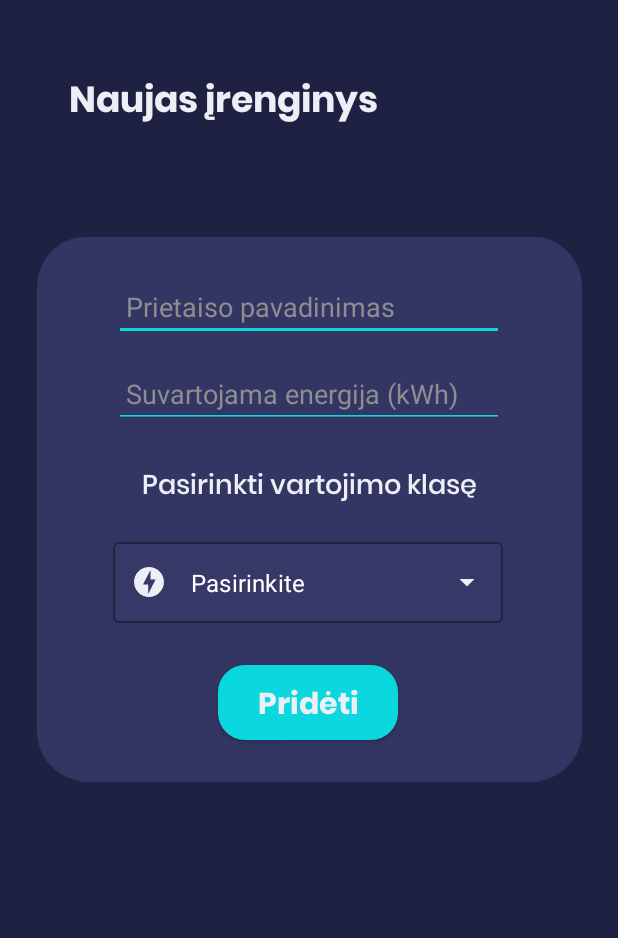
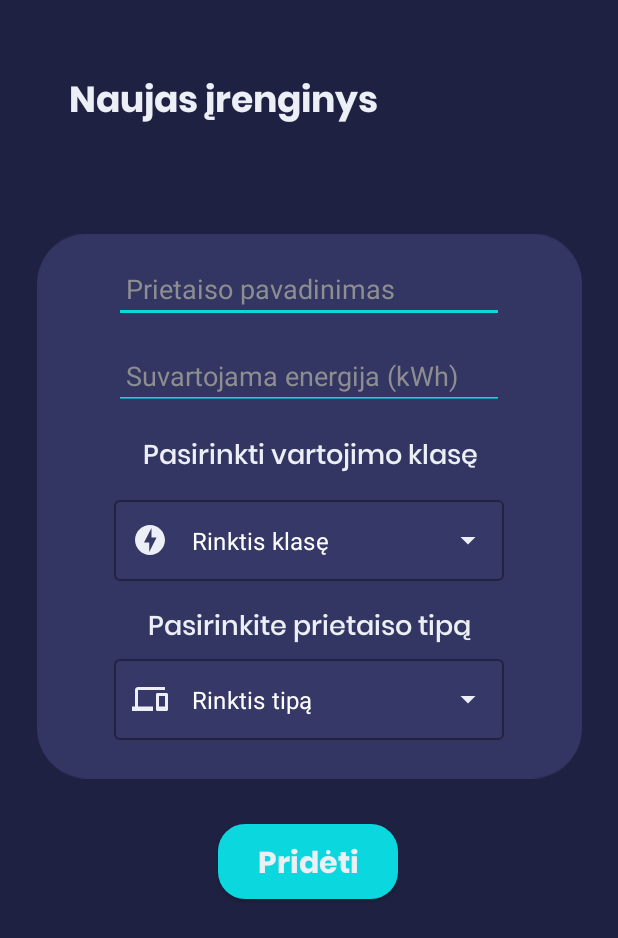
Before and after one commit to arnas78/AEV_app, an Android app: the fragment AddDeviceFrag shown on its own in the app's theme, on a phone screen of 412 x 824 dp. Shown: the top 938 px of the screen. Run offline under Robolectric (Android 15) with nearby library versions, the phone set to English and light mode, and no system bars; our stand-ins replace Firebase (no records; nobody signed in at launch, a user with empty details on screens opened directly).

```diff
--- a/app/src/main/java/com/example/programele/AddDeviceFrag.kt
+++ b/app/src/main/java/com/example/programele/AddDeviceFrag.kt
@@ -1,23 +1,32 @@
 package com.example.programele
 
-import android.content.ContentValues.TAG
+import android.app.Activity
 import android.os.Bundle
-import android.util.Log
 import android.view.LayoutInflater
 import android.view.View
 import android.view.ViewGroup
 import android.widget.AdapterView.OnItemClickListener
 import android.widget.ArrayAdapter
+import android.widget.Toast
 import androidx.fragment.app.Fragment
+import androidx.fragment.app.FragmentActivity
+import androidx.fragment.app.FragmentTransaction
+import com.google.firebase.auth.FirebaseAuth
+import com.google.firebase.firestore.FirebaseFirestore
 import kotlinx.android.synthetic.main.fragment_add_device.*
 
 
+private lateinit var auth: FirebaseAuth
+
 class AddDeviceFrag : Fragment() {
 
+
     private lateinit var classSelection: String
+    private lateinit var typeSelection: String
 
     override fun onCreate(savedInstanceState: Bundle?) {
         super.onCreate(savedInstanceState)
+
 
     }
 
@@ -33,19 +42,74 @@ class AddDeviceFrag : Fragment() {
     override fun onResume() {
         super.onResume()
 
+        auth = FirebaseAuth.getInstance()
         val languages = resources.getStringArray(R.array.deviceEfficiency)
         val arrayAdapter = ArrayAdapter(requireContext(), R.layout.dropdown_item, languages)
         autoCompleteTextView3.setAdapter(arrayAdapter)
 
-        val title = add_editTitle.text.toString()
-        val amount = add_editAmount.text.toString()
+        val types = resources.getStringArray(R.array.deviceType)
+        val arrayAdapterTypes = ArrayAdapter(requireContext(), R.layout.dropdown_item, types)
+        autoCompleteTextView4.setAdapter(arrayAdapterTypes)
 
+        classSelection = ""
+        typeSelection = ""
 
         autoCompleteTextView3.setOnItemClickListener(OnItemClickListener { parent, view, position, rowId ->
             classSelection = parent.getItemAtPosition(position) as String
         })
 
+        autoCompleteTextView4.setOnItemClickListener(OnItemClickListener { parent, view, position, rowId ->
+            typeSelection = parent.getItemAtPosition(position) as String
+        })
+
+        add_btnSave.setOnClickListener{
+            saveEntries()
+        }
+
+    }
+
+    private fun saveEntries(){
+        val title = add_editTitle.text.toString()
+        val amount = add_editAmount.text.toString()
+        val activity: Activity? = activity
+        val docName = "" + System.currentTimeMillis()
+
+        if ( !title.equals("") && !amount.equals("") && !classSelection.equals("") && !typeSelection.equals("")) {
+
+            val db = FirebaseFirestore.getInstance()
+            val authUser = auth.currentUser
+            val device = hashMapOf(
+                "name" to title,
+                "amount" to amount,
+                "class" to classSelection,
+                "type" to typeSelection,
+                "owner" to authUser?.uid.toString()
+            )
+
+            // Add a new document with an auth generated ID
+            db.collection("devices").document(docName).set(device)
+            openFragment()
+        }
+        else if (title.equals("")){
+            Toast.makeText(activity, "Įrašykite pavadinimą", Toast.LENGTH_SHORT).show()
+        }
+        else if (amount.equals("")){
+            Toast.makeText(activity, "Įrašykite kiekį", Toast.LENGTH_SHORT).show()
+        }
+        else if (classSelection.equals("")){
+            Toast.makeText(activity, "Pasirinkite vartojimo klasę", Toast.LENGTH_SHORT).show()
+        }
+        else if (typeSelection.equals("")){
+            Toast.makeText(activity, "Pasirinkite prietaiso tipą", Toast.LENGTH_SHORT).show()
+        }
+    }
+
+    private fun openFragment() {
+        val fragmentManager = (activity as FragmentActivity).supportFragmentManager
+        val fragmentTransaction: FragmentTransaction = fragmentManager.beginTransaction()
+        fragmentTransaction.replace(R.id.fl_wrapper, DevicesFrag() ).commit();
     }
 
 
+
 }
--- a/app/src/main/java/com/example/programele/MainActivity.kt
+++ b/app/src/main/java/com/example/programele/MainActivity.kt
@@ -10,6 +10,7 @@ import androidx.fragment.app.FragmentTransaction
 import com.google.android.exoplayer2.util.Log
 import com.google.firebase.firestore.FirebaseFirestore
 import kotlinx.android.synthetic.main.activity_main.*
+import kotlinx.android.synthetic.main.fragment_devices.*
 
 private var name: String? = null
 
@@ -38,6 +39,8 @@ class MainActivity : AppCompatActivity() {
             makeCurrentFragment(AddDeviceFrag())
         }
 
+
+
     }
 
     private fun makeCurrentFragment(fragment: Fragment) =
--- a/app/src/main/res/layout/activity_add_device.xml
+++ b/app/src/main/res/layout/activity_add_device.xml
@@ -4,7 +4,6 @@
     xmlns:tools="http://schemas.android.com/tools"
     android:layout_width="match_parent"
     android:layout_height="match_parent"
-    android:background="@color/newDark"
     tools:context=".SignUp">
 
 
--- a/app/src/main/res/layout/fragment_add_device.xml
+++ b/app/src/main/res/layout/fragment_add_device.xml
@@ -5,7 +5,8 @@
     android:layout_width="match_parent"
     android:layout_height="match_parent"
     android:background="@color/newDark"
-    tools:context=".AddDeviceFrag">
+    tools:context=".AddDeviceFrag"
+    android:id="@+id/fl_wrapper2">
 
     <TextView
         android:id="@+id/add_title"
@@ -25,20 +26,35 @@
     <ImageView
         android:id="@+id/add_background"
         android:layout_width="363dp"
-        android:layout_height="380dp"
-        android:layout_marginTop="48dp"
+        android:layout_height="400dp"
+        android:layout_marginTop="36dp"
         app:layout_constraintEnd_toEndOf="@+id/add_title"
-        app:layout_constraintHorizontal_bias="0.333"
+        app:layout_constraintHorizontal_bias="0.33"
         app:layout_constraintStart_toStartOf="@+id/add_title"
         app:layout_constraintTop_toBottomOf="@+id/add_title"
         app:srcCompat="@drawable/backgroundbig" />
+
+    <TextView
+        android:id="@+id/add_chooseClass2"
+        android:layout_width="277dp"
+        android:layout_height="wrap_content"
+        android:layout_marginTop="16dp"
+        android:fontFamily="@font/poppinsmedium"
+        android:gravity="center"
+        android:text="Pasirinkite prietaiso tipą"
+        android:textColor="@color/newWhite"
+        android:textSize="18dp"
+        app:layout_constraintEnd_toEndOf="@+id/textInputLayout"
+        app:layout_constraintHorizontal_bias="0.529"
+        app:layout_constraintStart_toStartOf="@+id/textInputLayout"
+        app:layout_constraintTop_toBottomOf="@+id/textInputLayout" />
 
     <Button
         android:id="@+id/add_btnSave"
         style="@style/Widget.AppCompat.Button.Colored"
         android:layout_width="120dp"
         android:layout_height="50dp"
-        android:layout_marginTop="28dp"
+        android:layout_marginTop="12dp"
         android:background="@drawable/button_round"
         android:backgroundTint="@color/newTeal"
         android:fontFamily="@font/poppinsbold"
@@ -46,22 +62,23 @@
         android:textAllCaps="false"
         android:textColor="@color/newWhite"
         android:textSize="20dp"
-        app:layout_constraintEnd_toEndOf="@+id/textInputLayout"
-        app:layout_constraintStart_toStartOf="@+id/textInputLayout"
-        app:layout_constraintTop_toBottomOf="@+id/textInputLayout" />
+        app:layout_constraintEnd_toEndOf="@+id/add_background"
+        app:layout_constraintHorizontal_bias="0.497"
+        app:layout_constraintStart_toStartOf="@+id/add_background"
+        app:layout_constraintTop_toBottomOf="@+id/add_background" />
 
     <TextView
         android:id="@+id/add_chooseClass"
         android:layout_width="277dp"
         android:layout_height="wrap_content"
-        android:layout_marginTop="24dp"
+        android:layout_marginTop="16dp"
         android:fontFamily="@font/poppinsmedium"
         android:gravity="center"
         android:text="@string/choose_group"
         android:textColor="@color/newWhite"
         android:textSize="18dp"
         app:layout_constraintEnd_toEndOf="@+id/add_editAmount"
-        app:layout_constraintHorizontal_bias="0.529"
+        app:layout_constraintHorizontal_bias="0.47"
         app:layout_constraintStart_toStartOf="@+id/add_editAmount"
         app:layout_constraintTop_toBottomOf="@+id/add_editAmount" />
 
@@ -106,7 +123,7 @@
         style="@style/Widget.MaterialComponents.TextInputLayout.OutlinedBox.ExposedDropdownMenu"
         android:layout_width="260dp"
         android:layout_height="wrap_content"
-        android:layout_marginTop="16dp"
+        android:layout_marginTop="8dp"
         app:boxBackgroundColor="@color/newLight"
         app:endIconTint="@color/newWhite"
         app:layout_constraintEnd_toEndOf="@+id/add_chooseClass"
@@ -124,7 +141,33 @@
             android:inputType="none"
             android:paddingTop="16dp"
             android:paddingBottom="16dp"
-            android:text="Pasirinkite"
+            android:text="Rinktis klasę"
+            android:textColor="@color/white" />
+
+    </com.google.android.material.textfield.TextInputLayout>
+
+    <com.google.android.material.textfield.TextInputLayout
+        android:id="@+id/textInputLayout2"
+        style="@style/Widget.MaterialComponents.TextInputLayout.OutlinedBox.ExposedDropdownMenu"
+        android:layout_width="260dp"
+        android:layout_height="wrap_content"
+        app:boxBackgroundColor="@color/newLight"
+        app:endIconTint="@color/newWhite"
+        app:layout_constraintEnd_toEndOf="@+id/add_chooseClass2"
+        app:layout_constraintStart_toStartOf="@+id/add_chooseClass2"
+        app:layout_constraintTop_toBottomOf="@+id/add_chooseClass2"
+        app:startIconDrawable="@drawable/ic_baseline_devices_24"
+        app:startIconTint="@color/newWhite">
+
+        <AutoCompleteTextView
+            android:id="@+id/autoCompleteTextView4"
+            android:layout_width="match_parent"
+            android:layout_height="match_parent"
+            android:layout_weight="1"
+            android:inputType="none"
+            android:paddingTop="16dp"
+            android:paddingBottom="16dp"
+            android:text="Rinktis tipą"
             android:textColor="@color/white" />
 
     </com.google.android.material.textfield.TextInputLayout>
--- a/app/src/main/res/layout/fragment_patarimai.xml
+++ b/app/src/main/res/layout/fragment_patarimai.xml
@@ -382,7 +382,7 @@
             android:layout_width="297dp"
             android:layout_height="53dp"
             android:layout_marginTop="48dp"
-            android:fontFamily="@font/poppinsmedium"
+            android:fontFamily="@font/poppinsbold"
             android:text="Kaip sutaupyti?"
             android:textColor="@color/newWhite"
             android:textSize="24dp"
--- a/app/src/main/res/values/strings.xml
+++ b/app/src/main/res/values/strings.xml
@@ -100,7 +100,19 @@
         <item>E</item>
         <item>F</item>
         <item>G</item>
+    </string-array>
 
+    <string-array name="deviceType">
+        <item>Lemputė</item>
+        <item>Šaldytuvas</item>
+        <item>Šaldiklis</item>
+        <item>Orkaitė</item>
+        <item>Mikrobangų krosnelė</item>
+        <item>Arbatinukas</item>
+        <item>Televizorius</item>
+        <item>Skalbimo mašina</item>
+        <item>Kondicionierius</item>
+        <item>Kita</item>
     </string-array>
 
 </resources>
```
Also changed, not shown: app/src/main/java/com/example/programele/DevicesFrag.kt (+87 -6 lines), app/src/main/res/drawable/ic_baseline_remove_circle_outline_24.xml (added, +10 -0 lines), app/src/main/res/layout/card.xml (added, +99 -0 lines), app/src/main/res/layout/dialog.xml (added, +20 -0 lines), app/src/main/res/layout/fragment_devices.xml (+32 -5 lines).
